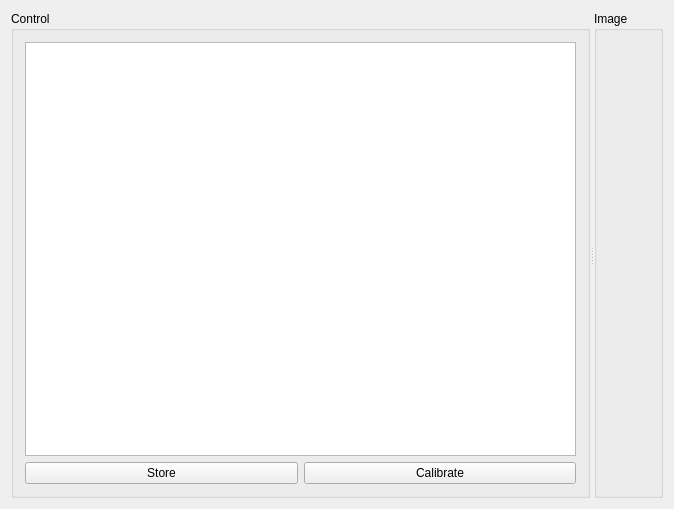
Old version of the form GUI/StereoCalibToolGUI.ui in the repository toshimana/StereoCalibTool.
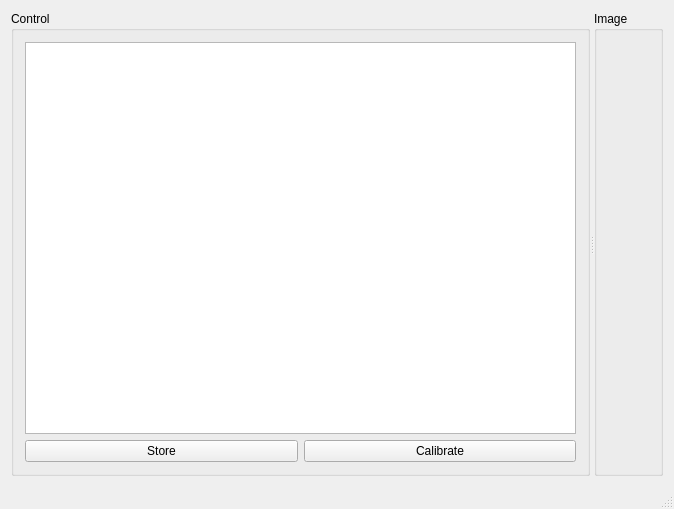
New version of the form. Custom widgets are drawn as their Qt base class.

The edit to the form file:
```diff
--- a/GUI/StereoCalibToolGUI.ui
+++ b/GUI/StereoCalibToolGUI.ui
@@ -71,6 +71,7 @@
     </item>
    </layout>
   </widget>
+  <widget class="QStatusBar" name="statusBar"/>
  </widget>
  <layoutdefault spacing="6" margin="11"/>
  <customwidgets>
```
